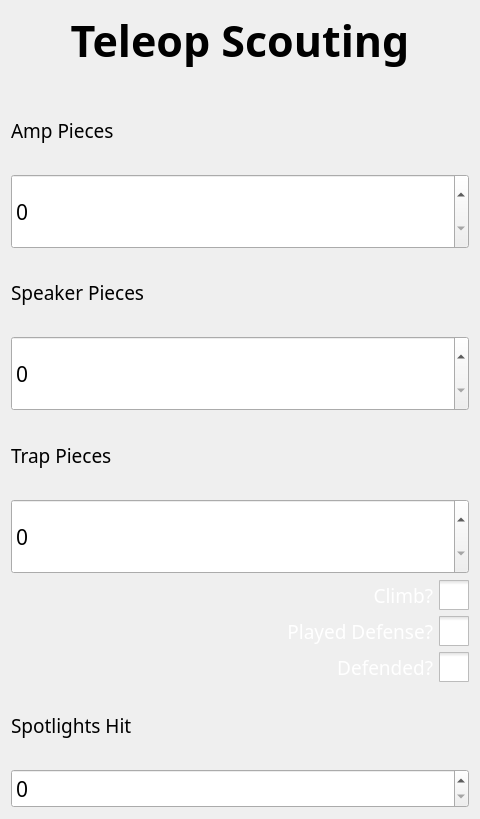
Qt form ui/TeleScouting.ui (binex-dsk/QFRCScouter) before a commit.
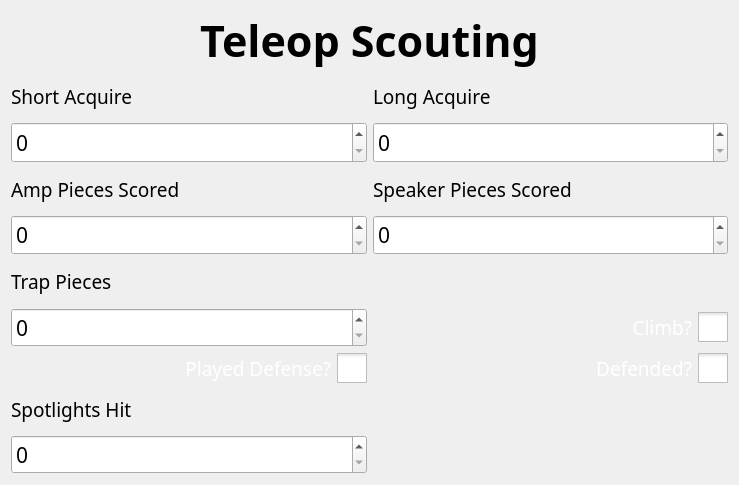
The same form after that commit. Custom widgets are drawn as their Qt base class.

Commit message: acquire & score separate

```diff
--- a/ui/TeleScouting.ui
+++ b/ui/TeleScouting.ui
@@ -6,8 +6,8 @@
    <rect>
     <x>0</x>
     <y>0</y>
-    <width>480</width>
-    <height>819</height>
+    <width>739</width>
+    <height>485</height>
    </rect>
   </property>
   <property name="font">
@@ -19,8 +19,332 @@
   <property name="windowTitle">
    <string>Form</string>
   </property>
-  <layout class="QVBoxLayout" name="verticalLayout">
-   <item>
+  <layout class="QGridLayout" name="gridLayout">
+   <item row="9" column="0">
+    <widget class="QCheckBox" name="defense">
+     <property name="palette">
+      <palette>
+       <active>
+        <colorrole role="WindowText">
+         <brush brushstyle="SolidPattern">
+          <color alpha="255">
+           <red>255</red>
+           <green>255</green>
+           <blue>255</blue>
+          </color>
+         </brush>
+        </colorrole>
+       </active>
+       <inactive>
+        <colorrole role="WindowText">
+         <brush brushstyle="SolidPattern">
+          <color alpha="255">
+           <red>255</red>
+           <green>255</green>
+           <blue>255</blue>
+          </color>
+         </brush>
+        </colorrole>
+       </inactive>
+       <disabled/>
+      </palette>
+     </property>
+     <property name="font">
+      <font>
+       <family>Sans Serif</family>
+       <pointsize>14</pointsize>
+      </font>
+     </property>
+     <property name="layoutDirection">
+      <enum>Qt::RightToLeft</enum>
+     </property>
+     <property name="styleSheet">
+      <string notr="true">QCheckBox::indicator:unchecked { width: 30px; height: 30px; } QCheckBox::indicator:checked { width: 30px; height: 30px; }</string>
+     </property>
+     <property name="text">
+      <string>Played Defense?</string>
+     </property>
+     <property name="iconSize">
+      <size>
+       <width>40</width>
+       <height>40</height>
+      </size>
+     </property>
+    </widget>
+   </item>
+   <item row="3" column="1">
+    <widget class="QLabel" name="label_3">
+     <property name="font">
+      <font>
+       <family>Noto Sans</family>
+       <pointsize>14</pointsize>
+      </font>
+     </property>
+     <property name="text">
+      <string>Speaker Pieces Scored</string>
+     </property>
+    </widget>
+   </item>
+   <item row="2" column="0">
+    <widget class="BetterSpinBox" name="shortAcquire">
+     <property name="sizePolicy">
+      <sizepolicy hsizetype="Minimum" vsizetype="Preferred">
+       <horstretch>0</horstretch>
+       <verstretch>0</verstretch>
+      </sizepolicy>
+     </property>
+     <property name="font">
+      <font>
+       <family>Noto Sans</family>
+       <pointsize>16</pointsize>
+      </font>
+     </property>
+    </widget>
+   </item>
+   <item row="8" column="1">
+    <widget class="QCheckBox" name="climb">
+     <property name="palette">
+      <palette>
+       <active>
+        <colorrole role="WindowText">
+         <brush brushstyle="SolidPattern">
+          <color alpha="255">
+           <red>255</red>
+           <green>255</green>
+           <blue>255</blue>
+          </color>
+         </brush>
+        </colorrole>
+       </active>
+       <inactive>
+        <colorrole role="WindowText">
+         <brush brushstyle="SolidPattern">
+          <color alpha="255">
+           <red>255</red>
+           <green>255</green>
+           <blue>255</blue>
+          </color>
+         </brush>
+        </colorrole>
+       </inactive>
+       <disabled/>
+      </palette>
+     </property>
+     <property name="font">
+      <font>
+       <family>Sans Serif</family>
+       <pointsize>14</pointsize>
+      </font>
+     </property>
+     <property name="layoutDirection">
+      <enum>Qt::RightToLeft</enum>
+     </property>
+     <property name="styleSheet">
+      <string notr="true">QCheckBox::indicator:unchecked { width: 30px; height: 30px; } QCheckBox::indicator:checked { width: 30px; height: 30px; }</string>
+     </property>
+     <property name="text">
+      <string>Climb?</string>
+     </property>
+     <property name="iconSize">
+      <size>
+       <width>40</width>
+       <height>40</height>
+      </size>
+     </property>
+    </widget>
+   </item>
+   <item row="3" column="0">
+    <widget class="QLabel" name="label_2">
+     <property name="font">
+      <font>
+       <family>Noto Sans</family>
+       <pointsize>14</pointsize>
+      </font>
+     </property>
+     <property name="text">
+      <string>Amp Pieces Scored</string>
+     </property>
+    </widget>
+   </item>
+   <item row="7" column="0">
+    <widget class="QLabel" name="label_6">
+     <property name="font">
+      <font>
+       <family>Noto Sans</family>
+       <pointsize>14</pointsize>
+      </font>
+     </property>
+     <property name="text">
+      <string>Trap Pieces</string>
+     </property>
+    </widget>
+   </item>
+   <item row="6" column="1">
+    <widget class="BetterSpinBox" name="speakerPieces">
+     <property name="sizePolicy">
+      <sizepolicy hsizetype="Minimum" vsizetype="Preferred">
+       <horstretch>0</horstretch>
+       <verstretch>0</verstretch>
+      </sizepolicy>
+     </property>
+     <property name="font">
+      <font>
+       <family>Noto Sans</family>
+       <pointsize>16</pointsize>
+      </font>
+     </property>
+    </widget>
+   </item>
+   <item row="11" column="0">
+    <widget class="BetterSpinBox" name="spotlights">
+     <property name="font">
+      <font>
+       <family>Noto Sans</family>
+       <pointsize>16</pointsize>
+      </font>
+     </property>
+    </widget>
+   </item>
+   <item row="9" column="1">
+    <widget class="QCheckBox" name="defended">
+     <property name="palette">
+      <palette>
+       <active>
+        <colorrole role="WindowText">
+         <brush brushstyle="SolidPattern">
+          <color alpha="255">
+           <red>255</red>
+           <green>255</green>
+           <blue>255</blue>
+          </color>
+         </brush>
+        </colorrole>
+       </active>
+       <inactive>
+        <colorrole role="WindowText">
+         <brush brushstyle="SolidPattern">
+          <color alpha="255">
+           <red>255</red>
+           <green>255</green>
+           <blue>255</blue>
+          </color>
+         </brush>
+        </colorrole>
+       </inactive>
+       <disabled/>
+      </palette>
+     </property>
+     <property name="font">
+      <font>
+       <family>Noto Sans</family>
+       <pointsize>14</pointsize>
+      </font>
+     </property>
+     <property name="layoutDirection">
+      <enum>Qt::RightToLeft</enum>
+     </property>
+     <property name="styleSheet">
+      <string notr="true">QCheckBox::indicator:unchecked { width: 30px; height: 30px; } QCheckBox::indicator:checked { width: 30px; height: 30px; }</string>
+     </property>
+     <property name="text">
+      <string>Defended?</string>
+     </property>
+     <property name="iconSize">
+      <size>
+       <width>40</width>
+       <height>40</height>
+      </size>
+     </property>
+    </widget>
+   </item>
+   <item row="6" column="0">
+    <widget class="BetterSpinBox" name="ampPieces">
+     <property name="sizePolicy">
+      <sizepolicy hsizetype="Minimum" vsizetype="Preferred">
+       <horstretch>0</horstretch>
+       <verstretch>0</verstretch>
+      </sizepolicy>
+     </property>
+     <property name="font">
+      <font>
+       <family>Noto Sans</family>
+       <pointsize>16</pointsize>
+      </font>
+     </property>
+    </widget>
+   </item>
+   <item row="10" column="0">
+    <widget class="QLabel" name="label_9">
+     <property name="font">
+      <font>
+       <family>Noto Sans</family>
+       <pointsize>14</pointsize>
+      </font>
+     </property>
+     <property name="text">
+      <string>Spotlights Hit</string>
+     </property>
+    </widget>
+   </item>
+   <item row="8" column="0">
+    <widget class="BetterSpinBox" name="trapPieces">
+     <property name="sizePolicy">
+      <sizepolicy hsizetype="Minimum" vsizetype="Preferred">
+       <horstretch>0</horstretch>
+       <verstretch>0</verstretch>
+      </sizepolicy>
+     </property>
+     <property name="font">
+      <font>
+       <family>Noto Sans</family>
+       <pointsize>16</pointsize>
+      </font>
+     </property>
+    </widget>
+   </item>
+   <item row="1" column="0">
+    <widget class="QLabel" name="label_4">
+     <property name="font">
+      <font>
+       <family>Noto Sans</family>
+       <pointsize>14</pointsize>
+      </font>
+     </property>
+     <property name="text">
+      <string>Short Acquire</string>
+     </property>
+    </widget>
+   </item>
+   <item row="1" column="1">
+    <widget class="QLabel" name="label_5">
+     <property name="font">
+      <font>
+       <family>Noto Sans</family>
+       <pointsize>14</pointsize>
+      </font>
+     </property>
+     <property name="text">
+      <string>Long Acquire</string>
+     </property>
+    </widget>
+   </item>
+   <item row="2" column="1">
+    <widget class="BetterSpinBox" name="longAcquire">
+     <property name="sizePolicy">
+      <sizepolicy hsizetype="Minimum" vsizetype="Preferred">
+       <horstretch>0</horstretch>
+       <verstretch>0</verstretch>
+      </sizepolicy>
+     </property>
+     <property name="font">
+      <font>
+       <family>Noto Sans</family>
+       <pointsize>16</pointsize>
+      </font>
+     </property>
+    </widget>
+   </item>
+   <item row="0" column="0" colspan="2">
     <widget class="QLabel" name="label">
      <property name="font">
       <font>
@@ -43,272 +367,6 @@
      </property>
     </widget>
    </item>
-   <item>
-    <widget class="QLabel" name="label_2">
-     <property name="font">
-      <font>
-       <family>Noto Sans</family>
-       <pointsize>14</pointsize>
-      </font>
-     </property>
-     <property name="text">
-      <string>Amp Pieces</string>
-     </property>
-    </widget>
-   </item>
-   <item>
-    <widget class="BetterSpinBox" name="ampPieces">
-     <property name="sizePolicy">
-      <sizepolicy hsizetype="Minimum" vsizetype="Preferred">
-       <horstretch>0</horstretch>
-       <verstretch>0</verstretch>
-      </sizepolicy>
-     </property>
-     <property name="font">
-      <font>
-       <family>Noto Sans</family>
-       <pointsize>16</pointsize>
-      </font>
-     </property>
-    </widget>
-   </item>
-   <item>
-    <widget class="QLabel" name="label_3">
-     <property name="font">
-      <font>
-       <family>Noto Sans</family>
-       <pointsize>14</pointsize>
-      </font>
-     </property>
-     <property name="text">
-      <string>Speaker Pieces</string>
-     </property>
-    </widget>
-   </item>
-   <item>
-    <widget class="BetterSpinBox" name="speakerPieces">
-     <property name="sizePolicy">
-      <sizepolicy hsizetype="Minimum" vsizetype="Preferred">
-       <horstretch>0</horstretch>
-       <verstretch>0</verstretch>
-      </sizepolicy>
-     </property>
-     <property name="font">
-      <font>
-       <family>Noto Sans</family>
-       <pointsize>16</pointsize>
-      </font>
-     </property>
-    </widget>
-   </item>
-   <item>
-    <widget class="QLabel" name="label_6">
-     <property name="font">
-      <font>
-       <family>Noto Sans</family>
-       <pointsize>14</pointsize>
-      </font>
-     </property>
-     <property name="text">
-      <string>Trap Pieces</string>
-     </property>
-    </widget>
-   </item>
-   <item>
-    <widget class="BetterSpinBox" name="trapPieces">
-     <property name="sizePolicy">
-      <sizepolicy hsizetype="Minimum" vsizetype="Preferred">
-       <horstretch>0</horstretch>
-       <verstretch>0</verstretch>
-      </sizepolicy>
-     </property>
-     <property name="font">
-      <font>
-       <family>Noto Sans</family>
-       <pointsize>16</pointsize>
-      </font>
-     </property>
-    </widget>
-   </item>
-   <item>
-    <widget class="QCheckBox" name="climb">
-     <property name="palette">
-      <palette>
-       <active>
-        <colorrole role="WindowText">
-         <brush brushstyle="SolidPattern">
-          <color alpha="255">
-           <red>255</red>
-           <green>255</green>
-           <blue>255</blue>
-          </color>
-         </brush>
-        </colorrole>
-       </active>
-       <inactive>
-        <colorrole role="WindowText">
-         <brush brushstyle="SolidPattern">
-          <color alpha="255">
-           <red>255</red>
-           <green>255</green>
-           <blue>255</blue>
-          </color>
-         </brush>
-        </colorrole>
-       </inactive>
-       <disabled/>
-      </palette>
-     </property>
-     <property name="font">
-      <font>
-       <family>Sans Serif</family>
-       <pointsize>14</pointsize>
-      </font>
-     </property>
-     <property name="layoutDirection">
-      <enum>Qt::RightToLeft</enum>
-     </property>
-     <property name="styleSheet">
-      <string notr="true">QCheckBox::indicator:unchecked { width: 30px; height: 30px; } QCheckBox::indicator:checked { width: 30px; height: 30px; }</string>
-     </property>
-     <property name="text">
-      <string>Climb?</string>
-     </property>
-     <property name="iconSize">
-      <size>
-       <width>40</width>
-       <height>40</height>
-      </size>
-     </property>
-    </widget>
-   </item>
-   <item>
-    <widget class="QCheckBox" name="defense">
-     <property name="palette">
-      <palette>
-       <active>
-        <colorrole role="WindowText">
-         <brush brushstyle="SolidPattern">
-          <color alpha="255">
-           <red>255</red>
-           <green>255</green>
-           <blue>255</blue>
-          </color>
-         </brush>
-        </colorrole>
-       </active>
-       <inactive>
-        <colorrole role="WindowText">
-         <brush brushstyle="SolidPattern">
-          <color alpha="255">
-           <red>255</red>
-           <green>255</green>
-           <blue>255</blue>
-          </color>
-         </brush>
-        </colorrole>
-       </inactive>
-       <disabled/>
-      </palette>
-     </property>
-     <property name="font">
-      <font>
-       <family>Sans Serif</family>
-       <pointsize>14</pointsize>
-      </font>
-     </property>
-     <property name="layoutDirection">
-      <enum>Qt::RightToLeft</enum>
-     </property>
-     <property name="styleSheet">
-      <string notr="true">QCheckBox::indicator:unchecked { width: 30px; height: 30px; } QCheckBox::indicator:checked { width: 30px; height: 30px; }</string>
-     </property>
-     <property name="text">
-      <string>Played Defense?</string>
-     </property>
-     <property name="iconSize">
-      <size>
-       <width>40</width>
-       <height>40</height>
-      </size>
-     </property>
-    </widget>
-   </item>
-   <item>
-    <widget class="QCheckBox" name="defended">
-     <property name="palette">
-      <palette>
-       <active>
-        <colorrole role="WindowText">
-         <brush brushstyle="SolidPattern">
-          <color alpha="255">
-           <red>255</red>
-           <green>255</green>
-           <blue>255</blue>
-          </color>
-         </brush>
-        </colorrole>
-       </active>
-       <inactive>
-        <colorrole role="WindowText">
-         <brush brushstyle="SolidPattern">
-          <color alpha="255">
-           <red>255</red>
-           <green>255</green>
-           <blue>255</blue>
-          </color>
-         </brush>
-        </colorrole>
-       </inactive>
-       <disabled/>
-      </palette>
-     </property>
-     <property name="font">
-      <font>
-       <family>Noto Sans</family>
-       <pointsize>14</pointsize>
-      </font>
-     </property>
-     <property name="layoutDirection">
-      <enum>Qt::RightToLeft</enum>
-     </property>
-     <property name="styleSheet">
-      <string notr="true">QCheckBox::indicator:unchecked { width: 30px; height: 30px; } QCheckBox::indicator:checked { width: 30px; height: 30px; }</string>
-     </property>
-     <property name="text">
-      <string>Defended?</string>
-     </property>
-     <property name="iconSize">
-      <size>
-       <width>40</width>
-       <height>40</height>
-      </size>
-     </property>
-    </widget>
-   </item>
-   <item>
-    <widget class="QLabel" name="label_9">
-     <property name="font">
-      <font>
-       <family>Noto Sans</family>
-       <pointsize>14</pointsize>
-      </font>
-     </property>
-     <property name="text">
-      <string>Spotlights Hit</string>
-     </property>
-    </widget>
-   </item>
-   <item>
-    <widget class="BetterSpinBox" name="spotlights">
-     <property name="font">
-      <font>
-       <family>Noto Sans</family>
-       <pointsize>16</pointsize>
-      </font>
-     </property>
-    </widget>
-   </item>
   </layout>
  </widget>
  <customwidgets>
```
The commit also changes 7 other files.
